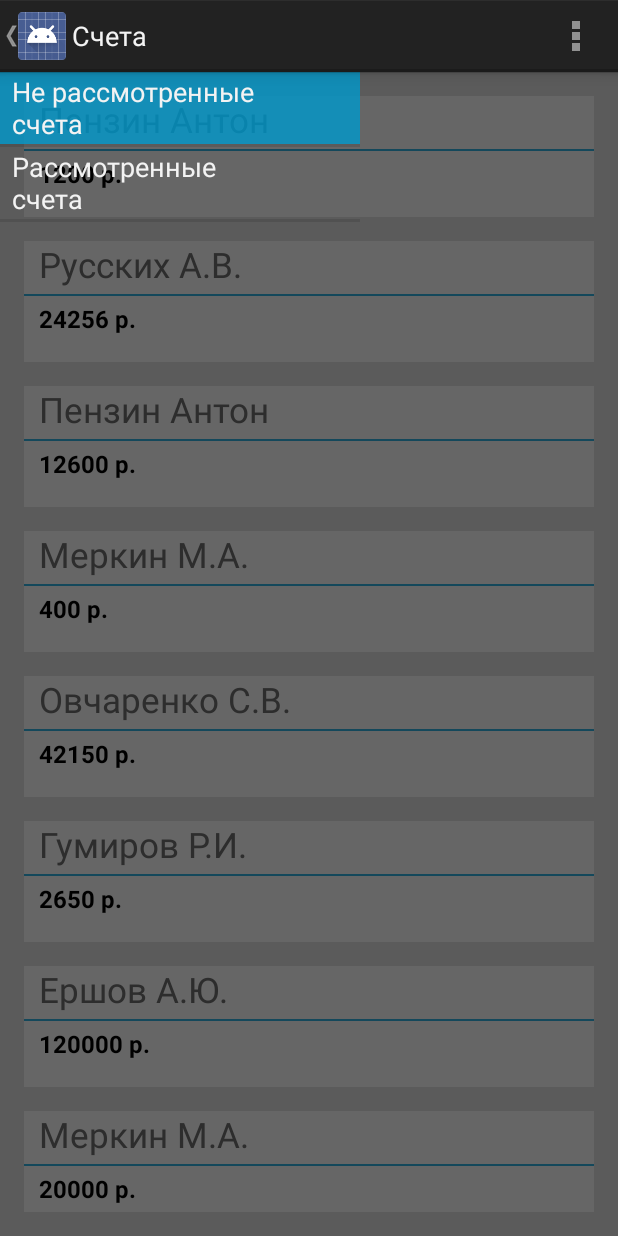
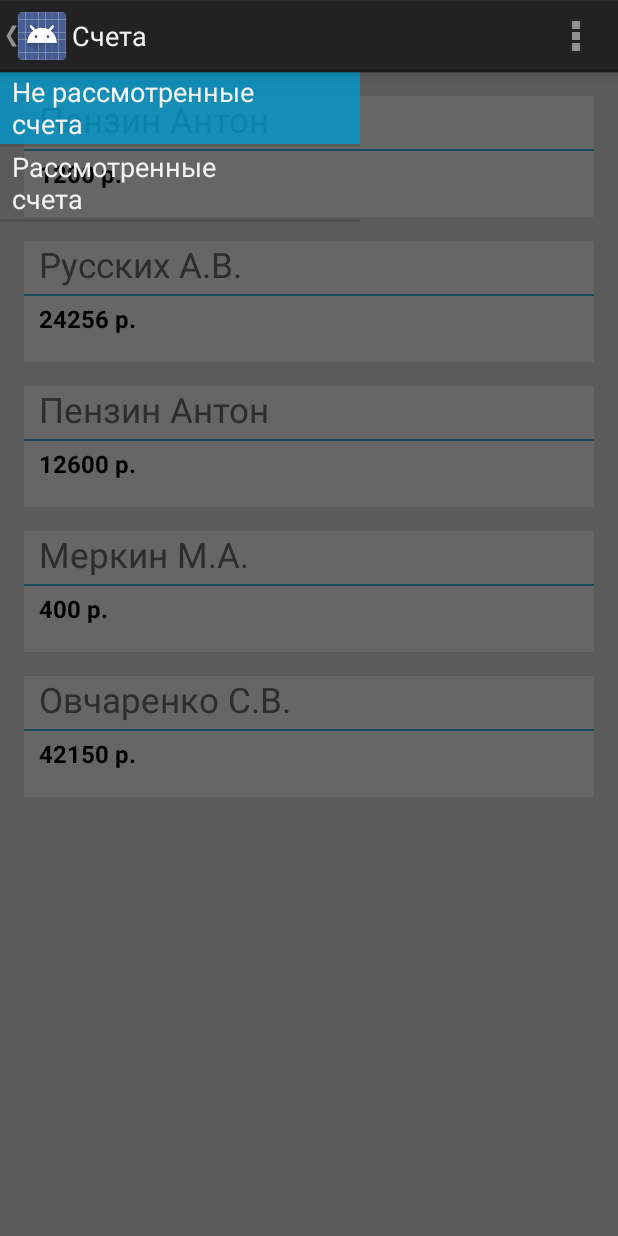
Before and after one commit to MasterOfDeath/Accounts, an Android app: the screen it shows after launch (MainActivity), on a phone screen of 412 x 824 dp. Run offline under Robolectric (Android 15) with nearby library versions, the phone set to English and light mode, and no system bars; 2 statements that could not run were skipped.

Commit message:
23.06.2014

```diff
--- a/app/src/main/java/zaofond/accounts/MainActivity.java
+++ b/app/src/main/java/zaofond/accounts/MainActivity.java
@@ -105,7 +105,7 @@ public class MainActivity extends Activity
         // as you specify a parent activity in AndroidManifest.xml.
         int id = item.getItemId();
 
-        if (id == R.id.action_example) {
+        if (id == R.id.action_refreshdata) {
             //Добавляем новую строку и уведомляем об этом адаптер
             Account.accounts.add(new Account("12","2","3","4","5","6"));
 
--- a/app/src/main/java/zaofond/accounts/NavigationDrawerFragment.java
+++ b/app/src/main/java/zaofond/accounts/NavigationDrawerFragment.java
@@ -249,13 +249,13 @@ public class NavigationDrawerFragment extends Fragment {
             return true;
         }
 
-        if (item.getItemId() == R.id.action_example) {
+        /*if (item.getItemId() == R.id.action_refreshdata) {
             //Toast.makeText(getActivity(), "Example action.", Toast.LENGTH_SHORT).show();
             //Account.accounts.add(new Account("12","2","3","4","5","6"));
             //PlaceholderFragment_1.lvFR1.deferNotifyDataSetChanged();
             //((ListView)getActivity().findViewById(R.id.lvFR1)).notify();
             return true;
-        }
+        }*/
 
         return super.onOptionsItemSelected(item);
     }
--- a/app/src/main/java/zaofond/accounts/PlaceholderFragment_1.java
+++ b/app/src/main/java/zaofond/accounts/PlaceholderFragment_1.java
@@ -19,6 +19,7 @@ import android.view.ViewGroup;
 import android.widget.AdapterView;
 import android.widget.ArrayAdapter;
 import android.widget.Button;
+import android.widget.Filter;
 import android.widget.ListAdapter;
 import android.widget.ListView;
 import android.widget.TextView;
@@ -78,6 +79,7 @@ public class PlaceholderFragment_1 extends Fragment {
         lvFR1 = (ListView)rootView.findViewById(R.id.lvFR1);
         lvFR1.setAdapter(adapterFR1);
         lvFR1.setClickable(true);
+        lvFR1.setTextFilterEnabled(true);
         lvFR1.setOnItemClickListener(new AdapterView.OnItemClickListener() {
             @Override
             public void onItemClick(AdapterView<?> arg0, View arg1, int position, long arg3) {
@@ -87,6 +89,8 @@ public class PlaceholderFragment_1 extends Fragment {
                 //Toast.makeText(getActivity(),Integer.toString(position),Toast.LENGTH_SHORT).show();
             }
         });
+
+        adapterFR1.getFilter().filter("0");
 
 
         /*final String[] outPut = {null};
@@ -217,8 +221,16 @@ public class PlaceholderFragment_1 extends Fragment {
 
     private class AccountAdapter extends ArrayAdapter<Account> {
 
+        private ArrayList<Account> originalList;
+        private ArrayList<Account> accountList;
+        private AccountFilter filter;
+
         public AccountAdapter(Context context) {
             super(context, R.layout.account_listitem, Account.accounts);
+            this.accountList = new ArrayList<Account>();
+            this.accountList.addAll(Account.accounts);
+            this.originalList = new ArrayList<Account>();
+            this.originalList.addAll(Account.accounts);
         }
 
         @Override
@@ -240,6 +252,62 @@ public class PlaceholderFragment_1 extends Fragment {
                     .setText(account.COL_PRICE + " р.");
             return convertView;
         }
+
+        @Override
+        public Filter getFilter() {
+            if (filter == null){
+                filter  = new AccountFilter();
+            }
+            return filter;
+        }
+
+        private class AccountFilter extends Filter
+        {
+
+            @Override
+            protected FilterResults performFiltering(CharSequence constraint) {
+
+                constraint = constraint.toString().toLowerCase();
+                FilterResults result = new FilterResults();
+                if(constraint != null && constraint.toString().length() > 0)
+                {
+                    ArrayList<Account> filteredItems = new ArrayList<Account>();
+
+                    for(int i = 0, l = originalList.size(); i < l; i++)
+                    {
+                        Account account = originalList.get(i);
+                        if(account.COL_STATUS == constraint)
+                            filteredItems.add(account);
+                    }
+                    result.count = filteredItems.size();
+                    result.values = filteredItems;
+                }
+                else
+                {
+                    synchronized(this)
+                    {
+                        result.values = originalList;
+                        result.count = originalList.size();
+                    }
+                }
+                return result;
+            }
+
+            @SuppressWarnings("unchecked")
+            @Override
+            protected void publishResults(CharSequence constraint,
+                                          FilterResults results) {
+
+                accountList = (ArrayList<Account>)results.values;
+                notifyDataSetChanged();
+                clear();
+                for(int i = 0, l = accountList.size(); i < l; i++)
+                    add(accountList.get(i));
+                notifyDataSetInvalidated();
+            }
+        }
     }
 
+
+
 }
--- a/app/src/main/java/zaofond/accounts/PriceActivity.java
+++ b/app/src/main/java/zaofond/accounts/PriceActivity.java
@@ -1,11 +1,19 @@
 package zaofond.accounts;
 
+import android.graphics.Bitmap;
+import android.graphics.BitmapFactory;
 import android.os.Bundle;
+import android.os.Environment;
+import android.provider.MediaStore;
 import android.support.v4.app.FragmentActivity;
+import android.util.Log;
 import android.view.Menu;
 import android.view.MenuItem;
+import android.widget.ImageView;
 import android.widget.TextView;
 import android.widget.Toast;
+
+import java.io.File;
 
 public class PriceActivity extends FragmentActivity {
 
@@ -24,6 +32,13 @@ public class PriceActivity extends FragmentActivity {
         tvAuthor.setText(Account.accounts.get(position).COL_AUTHOR);
         tvKontr.setText(Account.accounts.get(position).COL_KONTR);
         tvPrice.setText(Account.accounts.get(position).COL_PRICE);
+
+        File imgFile = new File(Environment.getExternalStorageDirectory().toString()+File.separator+"test.jpg");
+        if(imgFile.exists()){
+            Bitmap myBitmap = BitmapFactory.decodeFile(imgFile.getAbsolutePath());
+            ZoomableImageView myImage = (ZoomableImageView) findViewById(R.id.ivTest);
+            myImage.setImageBitmap(myBitmap);
+        }
     }
 
 
--- a/app/src/main/res/menu/main.xml
+++ b/app/src/main/res/menu/main.xml
@@ -1,8 +1,9 @@
 <menu xmlns:android="http://schemas.android.com/apk/res/android"
     xmlns:tools="http://schemas.android.com/tools"
     tools:context=".MainActivity" >
-    <item android:id="@+id/action_example"
-        android:title="@string/action_example"
+    <item android:id="@+id/action_refreshdata"
+        android:title="@string/action_refreshdata"
+        android:icon="@drawable/ic_refresh"
         android:showAsAction="withText|ifRoom" />
     <item android:id="@+id/action_settings"
         android:title="@string/action_settings"
--- a/app/src/main/res/values/strings.xml
+++ b/app/src/main/res/values/strings.xml
@@ -6,7 +6,7 @@
     <string name="title_section2">Рассмотренные\nсчета</string>
     <string name="navigation_drawer_open">Open navigation drawer</string>
     <string name="navigation_drawer_close">Close navigation drawer</string>
-    <string name="action_example">Example action</string>
+    <string name="action_refreshdata">Обновить данные</string>
     <string name="action_settings">Настройки</string>
     <string name="title_activity_price">Счёт</string>
     <string name="hello_world">Hello world!</string>
```
Also changed, not shown: app/src/main/res/drawable-hdpi/ic_refresh.png (added), app/src/main/res/drawable-mdpi/ic_refresh.png (added), app/src/main/res/drawable-xhdpi/ic_refresh.png (added), app/src/main/res/drawable-xxhdpi/ic_refresh.png (added), 1 other file.
